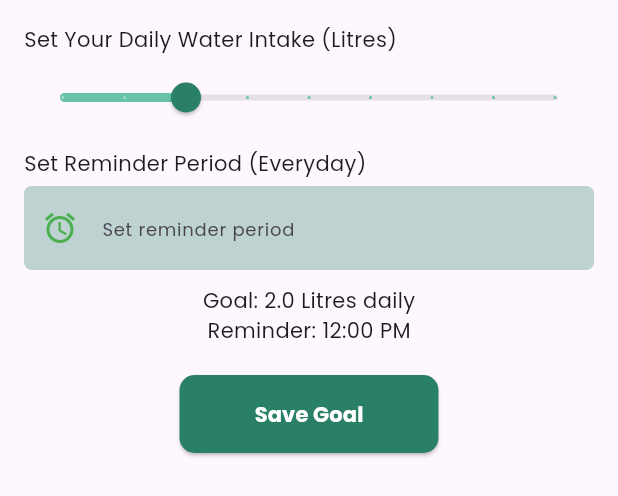
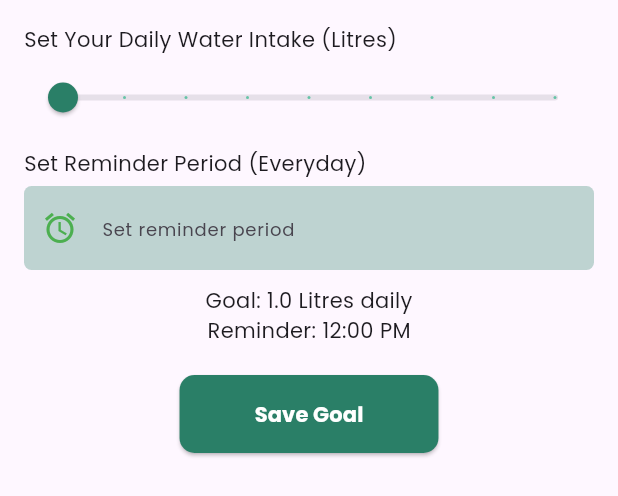
Before and after one commit to iliasHB/mylota-mobile-app, a Flutter app: the WaterTracker widget shown alone on an empty page, opened directly, on a phone screen of 412 x 824 dp. Shown: the top 496 px of the screen. Run offline on Flutter 3.47's test engine with Material 3 defaults, Android fonts, the phone set to English and light mode, and no system bars; our stand-ins replace cloud_firestore, firebase_auth, firebase_core, fl_chart, flutter_datetime_picker_plus, flutter_local_notifications and 4 more; missing offline and left inert: android_intent_plus; accounts and stored records are empty.

Commit message:
water-intake & register controller modified

```diff
--- a/mylota/lib/widgets/water_tracker.dart
+++ b/mylota/lib/widgets/water_tracker.dart
@@ -22,16 +22,16 @@
   @override
   void initState() {
     super.initState();
-    _loadWaterIntake();
+    // _loadWaterIntake();
   }
 
-  // Load saved water intake goal
-  Future<void> _loadWaterIntake() async {
-    SharedPreferences prefs = await SharedPreferences.getInstance();
-    setState(() {
-      _waterIntake = prefs.getDouble('waterIntake') ?? 2.0;
-    });
-  }
+  // // Load saved water intake goal
+  // Future<void> _loadWaterIntake() async {
+  //   SharedPreferences prefs = await SharedPreferences.getInstance();
+  //   setState(() {
+  //     _waterIntake = prefs.getDouble('waterIntake') ?? 2.0;
+  //   });
+  // }
 
   Future<void> _pickTime(BuildContext context, String title,
       Function(TimeOfDay) onTimeSelected) async {
```
Also changed, not shown: mylota/lib/screens/register_page.dart (+8 -5 lines).
